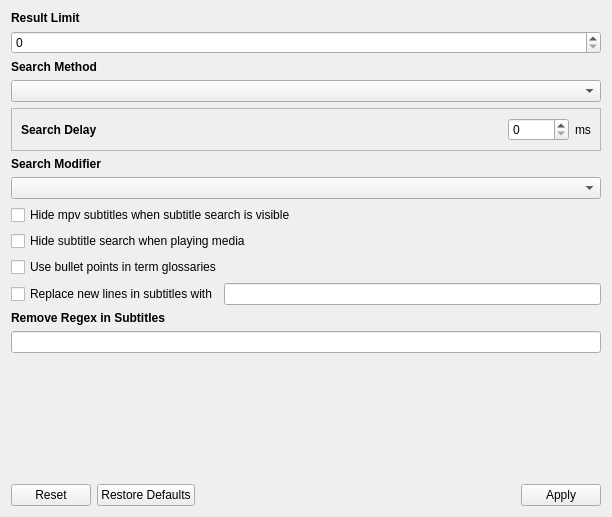
Old version of the form src/gui/widgets/settings/searchsettings.ui in the repository ripose-jp/Memento.
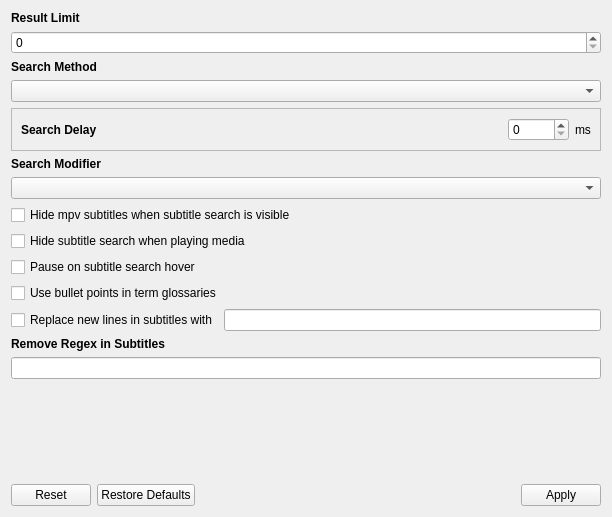
New version of the form.

Commit message:
searchsettings: adds option to auto pause when hovering over subtitles
I don't want to enable this by default, since it can get annoying for
some users if they're not expecting it. It's a great option to have.

Credit to @mdatsev for the idea, not the code. I saw this when browsing
forks that actually have commits on them and thought this was a great
idea.

```diff
--- a/src/gui/widgets/settings/searchsettings.ui
+++ b/src/gui/widgets/settings/searchsettings.ui
@@ -28,7 +28,7 @@
         <x>0</x>
         <y>0</y>
         <width>579</width>
-        <height>480</height>
+        <height>512</height>
        </rect>
       </property>
       <layout class="QVBoxLayout" name="layoutScrollArea">
@@ -182,6 +182,16 @@
            </property>
           </widget>
          </item>
+         <item>
+          <widget class="QCheckBox" name="checkHoverPause">
+           <property name="toolTip">
+            <string>Pauses the player when the mouse is moved over the subtitle search</string>
+           </property>
+           <property name="text">
+            <string>Pause on subtitle search hover</string>
+           </property>
+          </widget>
+         </item>
          <item>
           <widget class="QCheckBox" name="checkGlossaryList">
            <property name="enabled">
```
The commit also changes 4 other files.
